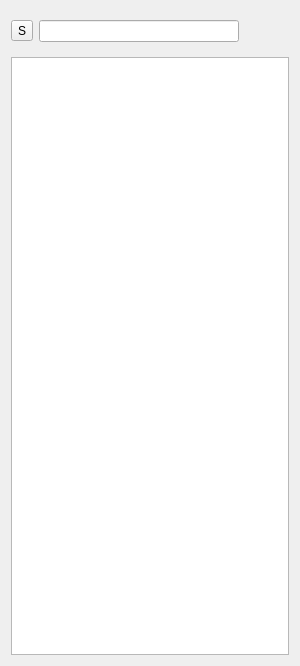
Qt form Client/widgets/pandaTable/pandaTableBase.ui (monopsony/FFUI) before a commit.
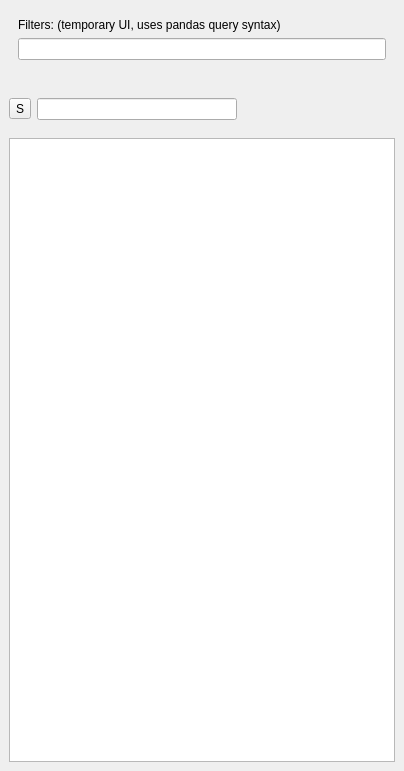
The same form after that commit.

Commit message:
Style overhaul, queries
Features:
- Preliminary implementation of filters/queries on panda tables, for now just in list crafts
- UI stylesheet was completely changed for a (hopefully) less ugly/more consistent look

```diff
--- a/Client/widgets/pandaTable/pandaTableBase.ui
+++ b/Client/widgets/pandaTable/pandaTableBase.ui
@@ -6,8 +6,8 @@
    <rect>
     <x>0</x>
     <y>0</y>
-    <width>300</width>
-    <height>666</height>
+    <width>404</width>
+    <height>771</height>
    </rect>
   </property>
   <property name="minimumSize">
@@ -26,6 +26,68 @@
    <string>Form</string>
   </property>
   <layout class="QVBoxLayout" name="verticalLayout">
+   <property name="spacing">
+    <number>0</number>
+   </property>
+   <property name="leftMargin">
+    <number>0</number>
+   </property>
+   <property name="topMargin">
+    <number>0</number>
+   </property>
+   <property name="rightMargin">
+    <number>0</number>
+   </property>
+   <property name="bottomMargin">
+    <number>0</number>
+   </property>
+   <item>
+    <widget class="QWidget" name="widget" native="true">
+     <layout class="QVBoxLayout" name="verticalLayout_2">
+      <property name="spacing">
+       <number>9</number>
+      </property>
+      <property name="leftMargin">
+       <number>9</number>
+      </property>
+      <property name="topMargin">
+       <number>9</number>
+      </property>
+      <property name="rightMargin">
+       <number>9</number>
+      </property>
+      <property name="bottomMargin">
+       <number>9</number>
+      </property>
+      <item>
+       <widget class="QWidget" name="queryWidget" native="true">
+        <property name="styleSheet">
+         <string notr="true"/>
+        </property>
+        <layout class="QVBoxLayout" name="verticalLayout_3">
+         <property name="bottomMargin">
+          <number>0</number>
+         </property>
+         <item>
+          <widget class="QLabel" name="label">
+           <property name="text">
+            <string>Filters: (temporary UI, uses pandas query syntax)</string>
+           </property>
+          </widget>
+         </item>
+         <item>
+          <widget class="QLineEdit" name="queryEdit"/>
+         </item>
+         <item>
+          <widget class="QLabel" name="queryLabel">
+           <property name="text">
+            <string/>
+           </property>
+          </widget>
+         </item>
+        </layout>
+       </widget>
+      </item>
    <item>
     <widget class="QFrame" name="frame">
      <property name="frameShadow">
@@ -105,6 +167,9 @@
      <attribute name="verticalHeaderMinimumSectionSize">
       <number>42</number>
      </attribute>
+       </widget>
+      </item>
+     </layout>
     </widget>
    </item>
   </layout>
```
Lines whose indentation alone changed are shown as unchanged. The commit also changes 34 other files.
